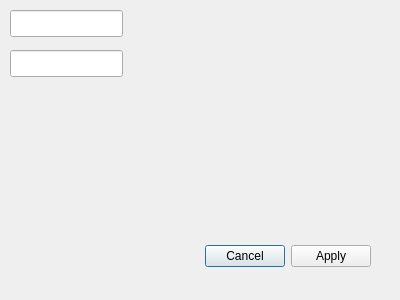
This is ui/coords.ui in ruz76/qgis_patrac as Qt 5 draws it before an edit. The edited form follows.
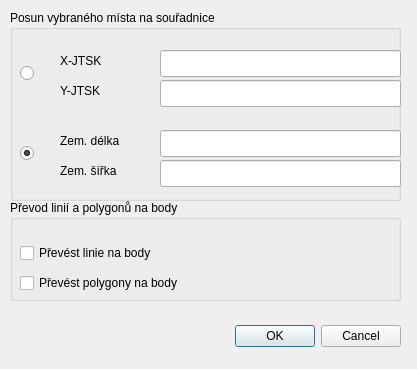
This is the edited form.

```diff
--- a/ui/coords.ui
+++ b/ui/coords.ui
@@ -6,8 +6,8 @@
    <rect>
     <x>0</x>
     <y>0</y>
-    <width>400</width>
-    <height>300</height>
+    <width>417</width>
+    <height>369</height>
    </rect>
   </property>
   <property name="windowTitle">
@@ -16,8 +16,8 @@
   <widget class="QDialogButtonBox" name="buttonBox">
    <property name="geometry">
     <rect>
-     <x>30</x>
-     <y>240</y>
+     <x>60</x>
+     <y>320</y>
      <width>341</width>
      <height>32</height>
     </rect>
@@ -26,28 +26,184 @@
     <enum>Qt::Horizontal</enum>
    </property>
    <property name="standardButtons">
-    <set>QDialogButtonBox::Apply|QDialogButtonBox::Cancel</set>
+    <set>QDialogButtonBox::Cancel|QDialogButtonBox::Ok</set>
    </property>
   </widget>
-  <widget class="QLineEdit" name="lineEditX">
+  <widget class="QGroupBox" name="groupBoxMove">
    <property name="geometry">
     <rect>
      <x>10</x>
      <y>10</y>
-     <width>113</width>
-     <height>27</height>
+     <width>391</width>
+     <height>191</height>
     </rect>
    </property>
+   <property name="title">
+    <string>Posun vybraného místa na souřadnice</string>
+   </property>
+   <widget class="QLineEdit" name="lineEditX">
+    <property name="geometry">
+     <rect>
+      <x>150</x>
+      <y>40</y>
+      <width>241</width>
+      <height>27</height>
+     </rect>
+    </property>
+   </widget>
+   <widget class="QLineEdit" name="lineEditY">
+    <property name="geometry">
+     <rect>
+      <x>150</x>
+      <y>70</y>
+      <width>241</width>
+      <height>27</height>
+     </rect>
+    </property>
+   </widget>
+   <widget class="QLabel" name="labelLon">
+    <property name="geometry">
+     <rect>
+      <x>50</x>
+      <y>120</y>
+      <width>91</width>
+      <height>21</height>
+     </rect>
+    </property>
+    <property name="text">
+     <string>Zem. délka</string>
+    </property>
+   </widget>
+   <widget class="QRadioButton" name="radioButtonWGS">
+    <property name="geometry">
+     <rect>
+      <x>10</x>
+      <y>130</y>
+      <width>21</width>
+      <height>26</height>
+     </rect>
+    </property>
+    <property name="text">
+     <string/>
+    </property>
+    <property name="checked">
+     <bool>true</bool>
+    </property>
+   </widget>
+   <widget class="QLineEdit" name="lineEditLon">
+    <property name="geometry">
+     <rect>
+      <x>150</x>
+      <y>120</y>
+      <width>241</width>
+      <height>27</height>
+     </rect>
+    </property>
+   </widget>
+   <widget class="QRadioButton" name="radioButtonJTSK">
+    <property name="geometry">
+     <rect>
+      <x>10</x>
+      <y>50</y>
+      <width>21</width>
+      <height>26</height>
+     </rect>
+    </property>
+    <property name="text">
+     <string/>
+    </property>
+    <property name="checked">
+     <bool>false</bool>
+    </property>
+   </widget>
+   <widget class="QLabel" name="labelX_JTSK">
+    <property name="geometry">
+     <rect>
+      <x>50</x>
+      <y>40</y>
+      <width>77</width>
+      <height>21</height>
+     </rect>
+    </property>
+    <property name="text">
+     <string>X-JTSK</string>
+    </property>
+   </widget>
+   <widget class="QLabel" name="labelY_JTSK">
+    <property name="geometry">
+     <rect>
+      <x>50</x>
+      <y>70</y>
+      <width>77</width>
+      <height>21</height>
+     </rect>
+    </property>
+    <property name="text">
+     <string>Y-JTSK</string>
+    </property>
+   </widget>
+   <widget class="QLabel" name="labelLat">
+    <property name="geometry">
+     <rect>
+      <x>50</x>
+      <y>150</y>
+      <width>91</width>
+      <height>21</height>
+     </rect>
+    </property>
+    <property name="text">
+     <string>Zem. šířka</string>
+    </property>
+   </widget>
+   <widget class="QLineEdit" name="lineEditLat">
+    <property name="geometry">
+     <rect>
+      <x>150</x>
+      <y>150</y>
+      <width>241</width>
+      <height>27</height>
+     </rect>
+    </property>
+   </widget>
   </widget>
-  <widget class="QLineEdit" name="lineEditY">
+  <widget class="QGroupBox" name="groupBoxConvert">
    <property name="geometry">
     <rect>
      <x>10</x>
-     <y>50</y>
-     <width>113</width>
-     <height>27</height>
+     <y>200</y>
+     <width>391</width>
+     <height>101</height>
     </rect>
    </property>
+   <property name="title">
+    <string>Převod linií a polygonů na body</string>
+   </property>
+   <widget class="QCheckBox" name="checkBoxLine">
+    <property name="geometry">
+     <rect>
+      <x>10</x>
+      <y>40</y>
+      <width>381</width>
+      <height>26</height>
+     </rect>
+    </property>
+    <property name="text">
+     <string>Převést linie na body</string>
+    </property>
+   </widget>
+   <widget class="QCheckBox" name="checkBoxPolygon">
+    <property name="geometry">
+     <rect>
+      <x>10</x>
+      <y>70</y>
+      <width>381</width>
+      <height>26</height>
+     </rect>
+    </property>
+    <property name="text">
+     <string>Převést polygony na body</string>
+    </property>
+   </widget>
   </widget>
  </widget>
  <resources/>
```
Left out of the diff: 2 changed lines with no effect on the pictures.
